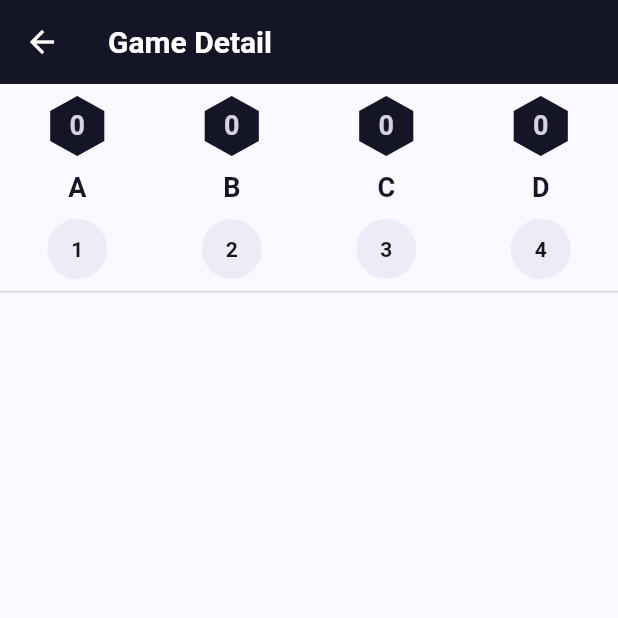
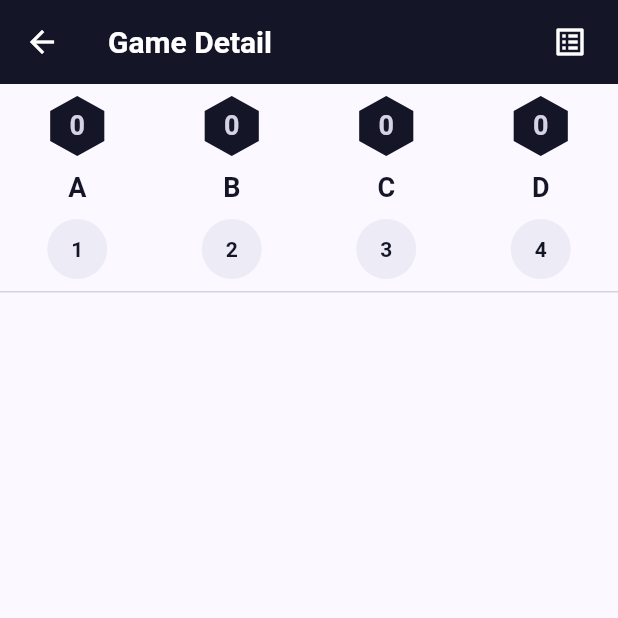
Before and after one commit to quyetnv-mlhn/ScoreCard_Master, a Flutter app: the screen it shows after launch, after a tap on "QUICK START", on a phone screen of 412 x 824 dp, the top half of it. Run offline on Flutter 3.47's test engine with Material 3 defaults, Android fonts, the phone set to English and light mode, and no system bars; our stand-ins replace equatable, flutter_bloc, flutter_svg, get_it, hive, hive_flutter; accounts and stored records are empty.

Commit message:
feat: update view result

```diff
--- a/lib/features/game_detail/bloc/game_detail_bloc.dart
+++ b/lib/features/game_detail/bloc/game_detail_bloc.dart
@@ -18,6 +18,7 @@ class GameDetailBloc extends Bloc<GameDetailEvent, GameDetailState> {
 
   final ScoreBoard scoreBoard;
 
+  // Handles the addition of a new round to the game details. Updates the score and players based on the new round information.
   Future<void> _onGameDetailAddRound(
     GameDetailAddRound event,
     Emitter<GameDetailState> emit,
--- a/lib/features/game_detail/view/game_detail_page.dart
+++ b/lib/features/game_detail/view/game_detail_page.dart
@@ -1,15 +1,13 @@
-import 'package:calculate_card_score/data/data_sources/board_game_api.dart';
-import 'package:calculate_card_score/data/data_sources/local/local_board_game_api.dart';
 import 'package:calculate_card_score/data/models/score_board_model.dart';
 import 'package:calculate_card_score/di/service_locator.dart';
 import 'package:calculate_card_score/domain/repositories/board_game_repository.dart';
+import 'package:calculate_card_score/features/game_result/view/game_result_page.dart';
+import 'package:calculate_card_score/widgets/general_app_bar.dart';
 import 'package:flutter/material.dart';
 import 'package:flutter/services.dart';
 import 'package:flutter_bloc/flutter_bloc.dart';
 import 'package:flutter_svg/flutter_svg.dart';
-import 'package:hive_flutter/hive_flutter.dart';
 import 'package:intl/intl.dart';
-
 import 'package:calculate_card_score/core/constants/app_const.dart';
 import 'package:calculate_card_score/core/constants/app_style.dart';
 import 'package:calculate_card_score/data/models/player_model.dart';
@@ -56,22 +54,27 @@ class _GameDetailViewState extends State<GameDetailView>
     with GameDetailPageMixin {
   @override
   Widget build(BuildContext context) {
+    return BlocBuilder<GameDetailBloc, GameDetailState>(
+      builder: (context, state) {
         return Scaffold(
-      appBar: _buildAppBar(),
+          appBar: GeneralAppBar(
+            title: 'Game Detail',
+            actions: [_buildActionAppBar(state)],
+          ),
           floatingActionButton: _buildFloatingActionButton(context),
-      body: _buildBody(context),
+          body: _buildBody(context, state),
+        );
+      },
     );
   }
 
-  AppBar _buildAppBar() {
-    return AppBar(
-      title: Text(
-        'Game Detail',
-        style: AppStyle.boldTextStyle(color: primaryLightColor, size: 20),
+  Padding _buildActionAppBar(GameDetailState state) {
+    return Padding(
+      padding: const EdgeInsets.all(smallPadding),
+      child: IconButton(
+        icon: const Icon(Icons.list_alt_outlined),
+        onPressed: () => _onViewResult(state),
       ),
-      backgroundColor: primaryColor,
-      automaticallyImplyLeading: true,
-      iconTheme: const IconThemeData(color: primaryLightColor),
     );
   }
 
@@ -82,9 +85,7 @@ class _GameDetailViewState extends State<GameDetailView>
     );
   }
 
-  Widget _buildBody(BuildContext context) {
-    return BlocBuilder<GameDetailBloc, GameDetailState>(
-      builder: (context, state) {
+  Widget _buildBody(BuildContext context, GameDetailState state) {
     return Padding(
       padding: const EdgeInsets.symmetric(vertical: smallPadding),
       child: Column(
@@ -95,8 +96,6 @@ class _GameDetailViewState extends State<GameDetailView>
           Expanded(child: _buildAllRound(state)),
         ],
       ),
-        );
-      },
     );
   }
 
--- a/lib/features/new_game/view/new_game_page.dart
+++ b/lib/features/new_game/view/new_game_page.dart
@@ -9,9 +9,9 @@ import 'package:calculate_card_score/features/new_game/bloc/new_game_bloc.dart';
 import 'package:calculate_card_score/widgets/action_button.dart';
 import 'package:calculate_card_score/features/new_game/widgets/info_player.dart';
 import 'package:calculate_card_score/widgets/circle_avatar.dart';
+import 'package:calculate_card_score/widgets/general_app_bar.dart';
 import 'package:flutter/material.dart';
 import 'package:flutter_bloc/flutter_bloc.dart';
-
 
 part 'new_game_page_mixin.dart';
 
@@ -40,15 +40,7 @@ class _NewGameViewState extends State<NewGameView> with NewGamePageMixin {
     return GestureDetector(
       onTap: () => FocusManager.instance.primaryFocus?.unfocus(),
       child: Scaffold(
-        backgroundColor: primaryLightColor,
-        appBar: AppBar(
-          title: Text(
-            'New game',
-            style: AppStyle.boldTextStyle(color: primaryLightColor, size: 20.0),
-          ),
-          backgroundColor: primaryColor,
-          automaticallyImplyLeading: true,
-        ),
+        appBar: const GeneralAppBar(title: 'New Game'),
         body: BlocBuilder<NewGameBloc, NewGameState>(
           builder: (context, state) {
             return Padding(
--- /dev/null
+++ b/lib/widgets/general_app_bar.dart
@@ -0,0 +1,32 @@
+// ignore_for_file: public_member_api_docs, sort_constructors_first
+import 'package:calculate_card_score/core/constants/app_const.dart';
+import 'package:calculate_card_score/core/constants/app_style.dart';
+import 'package:flutter/material.dart';
+
+class GeneralAppBar extends StatelessWidget implements PreferredSizeWidget {
+  const GeneralAppBar({
+    super.key,
+    required this.title,
+    this.actions,
+  });
+
+  final String title;
+  final List<Widget>? actions;
+
+  @override
+  Widget build(BuildContext context) {
+    return AppBar(
+      title: Text(
+        title,
+        style: AppStyle.boldTextStyle(color: primaryLightColor, size: 20.0),
+      ),
+      backgroundColor: primaryColor,
+      automaticallyImplyLeading: true,
+      iconTheme: const IconThemeData(color: primaryLightColor),
+      actions: actions,
+    );
+  }
+
+  @override
+  Size get preferredSize => const Size.fromHeight(kToolbarHeight);
+}
--- a/pubspec.yaml
+++ b/pubspec.yaml
@@ -16,7 +16,7 @@ publish_to: 'none' # Remove this line if you wish to publish to pub.dev
 # https://developer.apple.com/library/archive/documentation/General/Reference/InfoPlistKeyReference/Articles/CoreFoundationKeys.html
 # In Windows, build-name is used as the major, minor, and patch parts
 # of the product and file versions while build-number is used as the build suffix.
-version: 1.0.0+1
+version: 2.0.0+2
 
 environment:
   sdk: '>=3.1.3 <4.0.0'
```
Also changed, not shown: lib/features/game_detail/view/game_detail_page_mixin.dart (+12 -0 lines), lib/features/game_result/bloc/game_result_bloc.dart (deleted, +0 -13 lines), lib/features/game_result/bloc/game_result_event.dart (deleted, +0 -8 lines), lib/features/game_result/bloc/game_result_state.dart (deleted, +0 -10 lines), lib/features/game_result/view/game_result_page.dart (+79 -16 lines), lib/widgets/custom_card.dart (added, +49 -0 lines), lib/features/game_result/view/game_result_page_mixin.dart (deleted), 6 other files. Lines whose indentation alone changed are shown as unchanged.
